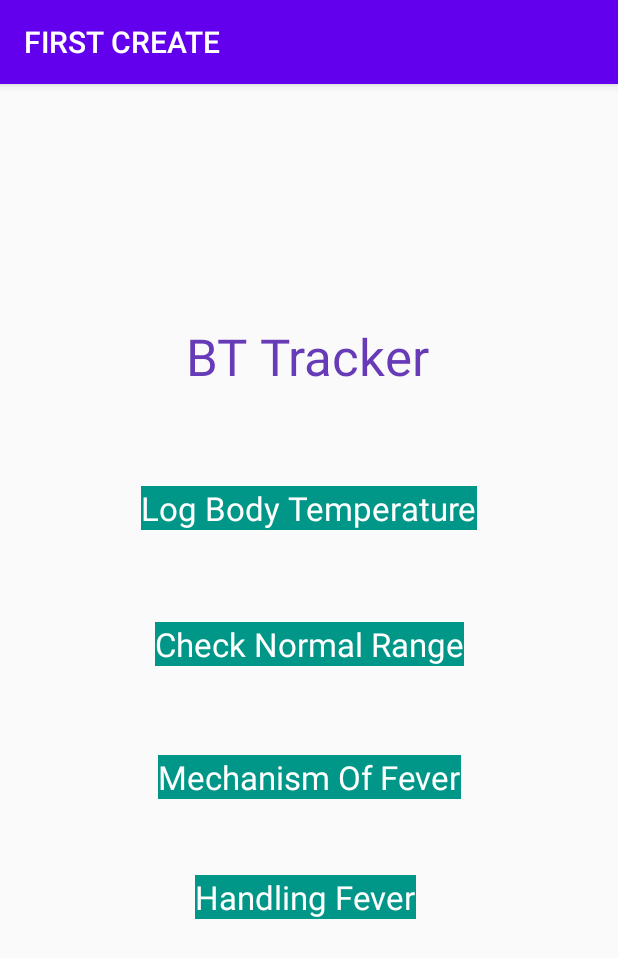
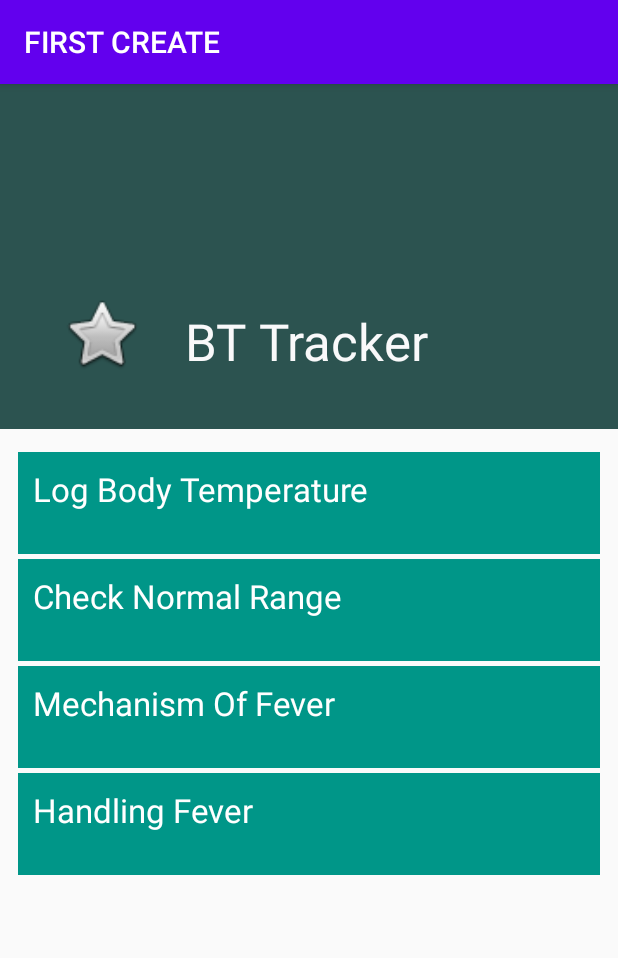
Before and after one commit to RyuseiInoue/BTTracker, an Android app: the screen it shows after launch (MainActivity), on a phone screen of 412 x 824 dp. Shown: the top 958 px of the screen. Run offline under Robolectric (Android 15) with nearby library versions, the phone set to English and light mode, and no system bars.

Commit message:
I made 3 Activities and laid out MainActivity. It might be the second time.

```diff
--- a/app/src/main/res/layout/activity_main.xml
+++ b/app/src/main/res/layout/activity_main.xml
@@ -6,78 +6,125 @@
     android:layout_height="match_parent"
     tools:context=".MainActivity">
 
-    <TextView
-        android:id="@+id/MainButton3"
-        android:layout_width="wrap_content"
-        android:layout_height="wrap_content"
-        android:background="#009688"
-        android:text="Mechanism Of Fever"
-        android:textAppearance="@style/TextAppearance.AppCompat.Large"
-        android:textColor="#FFFFFF"
-        app:layout_constraintBottom_toBottomOf="parent"
+    <View
+        android:id="@+id/titleBackground"
+        android:layout_width="0dp"
+        android:layout_height="230dp"
+        android:background="#2C5350"
         app:layout_constraintEnd_toEndOf="parent"
+        app:layout_constraintHorizontal_bias="0.0"
         app:layout_constraintStart_toStartOf="parent"
-        app:layout_constraintTop_toTopOf="parent"
-        app:layout_constraintVertical_bias="0.606" />
-
-    <TextView
-        android:id="@+id/MainButton4"
-        android:layout_width="wrap_content"
-        android:layout_height="wrap_content"
-        android:background="#009688"
-        android:text="Handling Fever"
-        android:textAppearance="@style/TextAppearance.AppCompat.Large"
-        android:textColor="#FFFFFF"
-        app:layout_constraintBottom_toBottomOf="parent"
-        app:layout_constraintEnd_toEndOf="parent"
-        app:layout_constraintHorizontal_bias="0.49"
-        app:layout_constraintStart_toStartOf="parent"
-        app:layout_constraintTop_toTopOf="parent"
-        app:layout_constraintVertical_bias="0.714" />
-
-    <TextView
-        android:id="@+id/MainButton2"
-        android:layout_width="wrap_content"
-        android:layout_height="wrap_content"
-        android:background="#009688"
-        android:text="Check Normal Range"
-        android:textAppearance="@style/TextAppearance.AppCompat.Large"
-        android:textColor="#FFFFFF"
-        app:layout_constraintBottom_toBottomOf="parent"
-        app:layout_constraintEnd_toEndOf="parent"
-        app:layout_constraintStart_toStartOf="parent"
-        app:layout_constraintTop_toTopOf="parent"
-        app:layout_constraintVertical_bias="0.486" />
+        app:layout_constraintTop_toTopOf="parent" />
 
     <TextView
         android:id="@+id/MainTitle"
         android:layout_width="wrap_content"
         android:layout_height="wrap_content"
+        android:layout_marginStart="24dp"
+        android:layout_marginLeft="24dp"
+        android:layout_marginBottom="36dp"
         android:text="BT Tracker"
         android:textAppearance="@style/TextAppearance.AppCompat.Display1"
-        android:textColor="#673AB7"
+        android:textColor="#F9F9FA"
+        app:layout_constraintBottom_toBottomOf="@+id/titleBackground"
+        app:layout_constraintStart_toEndOf="@+id/titleImage" />
+
+    <ImageView
+        android:id="@+id/titleImage"
+        android:layout_width="63dp"
+        android:layout_height="55dp"
+        android:layout_marginStart="36dp"
+        android:layout_marginLeft="36dp"
+        android:layout_marginBottom="36dp"
+        app:layout_constraintBottom_toBottomOf="@+id/titleBackground"
+        app:layout_constraintStart_toStartOf="@+id/titleBackground"
+        app:srcCompat="@android:drawable/btn_star" />
+
+    <LinearLayout
+        android:layout_width="388dp"
+        android:layout_height="282dp"
+        android:orientation="vertical"
         app:layout_constraintBottom_toBottomOf="parent"
         app:layout_constraintEnd_toEndOf="parent"
-        app:layout_constraintHorizontal_bias="0.497"
-        app:layout_constraintLeft_toLeftOf="parent"
-        app:layout_constraintRight_toRightOf="parent"
+        app:layout_constraintHorizontal_bias="0.51"
         app:layout_constraintStart_toStartOf="parent"
-        app:layout_constraintTop_toTopOf="parent"
-        app:layout_constraintVertical_bias="0.22" />
+        app:layout_constraintTop_toBottomOf="@+id/titleBackground"
+        app:layout_constraintVertical_bias="0.060000002">
 
         <TextView
             android:id="@+id/MainButtun1"
-        android:layout_width="wrap_content"
+            android:layout_width="match_parent"
             android:layout_height="wrap_content"
+            android:layout_weight="1"
             android:background="#009688"
+            android:onClick="goToLogActivity"
+            android:paddingLeft="10dp"
+            android:paddingTop="10dp"
             android:text="Log Body Temperature"
             android:textAppearance="@style/TextAppearance.AppCompat.Large"
-        android:textColor="#FFFFFF"
-        app:layout_constraintBottom_toBottomOf="parent"
+            android:textColor="#FFFFFF" />
+
+        <View
+            android:id="@+id/view2"
+            android:layout_width="match_parent"
+            android:layout_height="3dp"
             app:layout_constraintEnd_toEndOf="parent"
-        app:layout_constraintStart_toStartOf="parent"
-        app:layout_constraintTop_toTopOf="parent"
-        app:layout_constraintVertical_bias="0.363" /><![CDATA[
+            app:layout_constraintStart_toStartOf="parent" />
+
+        <TextView
+            android:id="@+id/MainButton2"
+            android:layout_width="match_parent"
+            android:layout_height="wrap_content"
+            android:layout_weight="1"
+            android:background="#009688"
+            android:onClick="goToNormalActivity"
+            android:paddingLeft="10dp"
+            android:paddingTop="10dp"
+            android:text="Check Normal Range"
+            android:textAppearance="@style/TextAppearance.AppCompat.Large"
+            android:textColor="#FFFFFF" />
+
+        <View
+            android:id="@+id/view3"
+            android:layout_width="match_parent"
+            android:layout_height="3dp"
+            app:layout_constraintEnd_toEndOf="parent"
+            app:layout_constraintStart_toStartOf="parent" />
+
+        <TextView
+            android:id="@+id/MainButton3"
+            android:layout_width="match_parent"
+            android:layout_height="wrap_content"
+            android:layout_weight="1"
+            android:background="#009688"
+            android:onClick="goToMechanismActivity"
+            android:paddingLeft="10dp"
+            android:paddingTop="10dp"
+            android:text="Mechanism Of Fever"
+            android:textAppearance="@style/TextAppearance.AppCompat.Large"
+            android:textColor="#FFFFFF" />
+
+        <View
+            android:id="@+id/view4"
+            android:layout_width="match_parent"
+            android:layout_height="3dp"
+            app:layout_constraintEnd_toEndOf="parent"
+            app:layout_constraintStart_toStartOf="parent" />
+
+        <TextView
+            android:id="@+id/MainButton4"
+            android:layout_width="match_parent"
+            android:layout_height="wrap_content"
+            android:layout_weight="1"
+            android:background="#009688"
+            android:onClick="goToHandleActivity"
+            android:paddingLeft="10dp"
+            android:paddingTop="10dp"
+            android:text="Handling Fever"
+            android:textAppearance="@style/TextAppearance.AppCompat.Large"
+            android:textColor="#FFFFFF" />
+    </LinearLayout>
+    <![CDATA[
 
 
 
```
Lines whose indentation alone changed are shown as unchanged.
